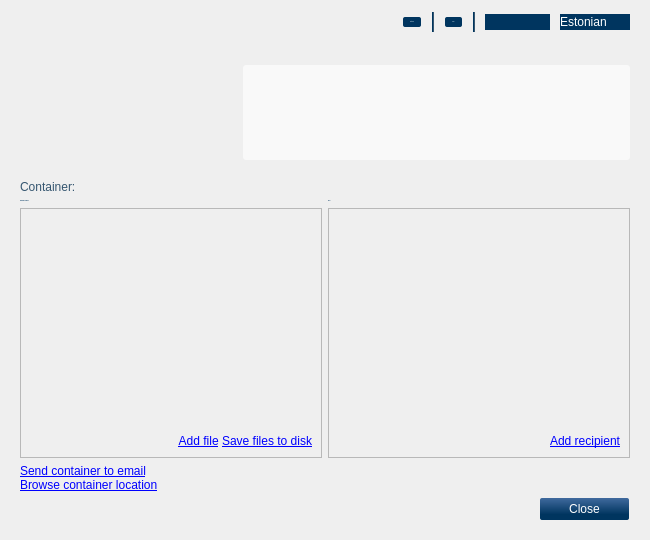
Old version of the form qdigidoccrypto/trunk/src/ui/MainWindow.ui in the repository tixsys/esteid.
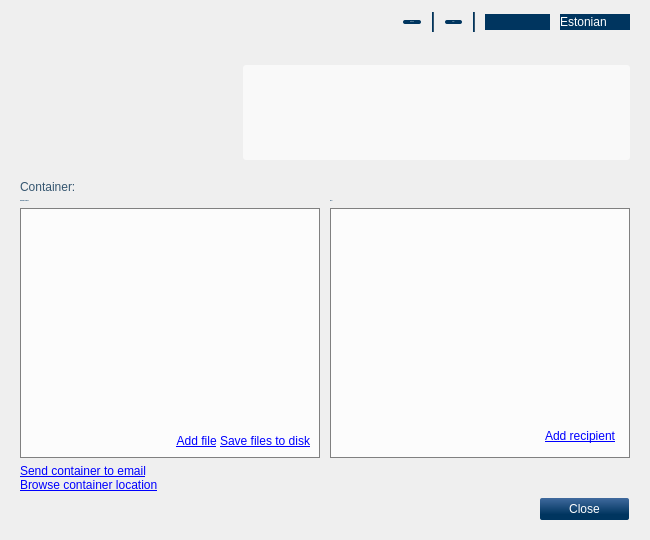
New version of the form. The open tabs and pages were chosen to show the change. Icons and pictures are not drawn.

Commit message: qdigidoccrypto: merge from digidoc

Diff of the .ui file:
```diff
--- a/qdigidoccrypto/trunk/src/ui/MainWindow.ui
+++ b/qdigidoccrypto/trunk/src/ui/MainWindow.ui
@@ -40,29 +40,34 @@
   </property>
   <property name="styleSheet">
    <string notr="true">* {
+color: #355670;
 font: 12px &quot;Arial, Liberation Sans&quot;;
-color: #355670;
 }
 
 #background
 { background-image: url(&quot;:/images/background.png&quot;); }
 
 /* widgets */
-QDialogButtonBox { dialogbuttonbox-buttons-have-icons: 0; }
+QDialogButtonBox
+{ dialogbuttonbox-buttons-have-icons: 0; }
 
 QPushButton
 {
-color: white;
 background-color: qlineargradient(x1: 0, y1: 0, x2: 0, y2: 1, stop: 0 #406A9E, stop: 0.75 #00355F);
 border: 0px;
 border-radius: 2px;
-padding: 4px 7px;
+color: white;
 margin-left: 1px;
 margin-right: 1px;
 min-width: 75px;
+padding: 1px 7px;
 }
 
-QPushButton:hover, QPushButton:focus
+QDialogButtonBox QPushButton,
+#home QPushButton, #utilityOpen
+{ padding: 4px 7px; }
+
+QPushButton:hover
 { background-color: qlineargradient(x1: 0, y1: 0, x2: 0, y2: 1, stop: 0 #F1C157, stop:0.28 #FADF91, stop:1 #EBA927); }
 
 QPushButton:disabled
@@ -71,10 +76,10 @@
 /* header */
 #cards, #languages
 {
-color: white;
+background-color: #00355F;
 border: 0px;
+color: white;
 padding-right: 5px;
-background-color: #00355F;
 }
 
 #cards QAbstractItemView,
@@ -105,10 +110,11 @@
 
 #infoFrame
 {
-color: #668696;
-border-radius: 3px;
 background-color: rgba( 255, 255, 255, 153 );
-padding: 10px;
+border-radius: 3px;
+color: #668696;
+padding-left: 10px;
+padding-right: 10px;
 }
 
 #infoCard
@@ -122,15 +128,34 @@
 font: bold;
 }
 
+#viewContentFrame
+{
+background-color: rgba( 255, 255, 255, 200 );
+border: 1px solid gray;
+color: #355670;
+}
+
 #viewContentView
 {
-color: #355670;
 background-color: transparent;
+padding: 5px;
 }
 
-#home, #intro, #view,
+#home, #intro, #view
+{ background-color: transparent; }
+
 #viewKeys, #viewKeysScroll
-{ background-color: transparent; }</string>
+{
+background-color: transparent;
+color: #71889A;
+}
+
+#viewKeysFrame
+{
+background-color: rgba( 255, 255, 255, 200 );
+border: 1px solid gray;
+padding: 5px;
+}</string>
   </property>
   <layout class="QVBoxLayout" name="MainLayout">
    <property name="spacing">
@@ -504,6 +529,9 @@
         </widget>
         <widget class="QWidget" name="view">
          <layout class="QGridLayout" name="viewLayout">
+          <property name="horizontalSpacing">
+           <number>10</number>
+          </property>
           <property name="margin">
            <number>0</number>
           </property>
@@ -578,6 +606,9 @@
                <property name="horizontalScrollBarPolicy">
                 <enum>Qt::ScrollBarAlwaysOff</enum>
                </property>
+               <property name="alternatingRowColors">
+                <bool>true</bool>
+               </property>
                <property name="rootIsDecorated">
                 <bool>false</bool>
                </property>
@@ -637,11 +668,14 @@
                  <rect>
                   <x>0</x>
                   <y>0</y>
-                  <width>100</width>
-                  <height>30</height>
+                  <width>280</width>
+                  <height>199</height>
                  </rect>
                 </property>
                 <layout class="QVBoxLayout" name="viewKeysLayout">
+                 <property name="margin">
+                  <number>0</number>
+                 </property>
                  <item>
                   <spacer name="viewKeysSpacer">
                    <property name="orientation">
```
Left out of the diff: 2 changed lines with no effect on the pictures. The commit also changes 2 other files.
